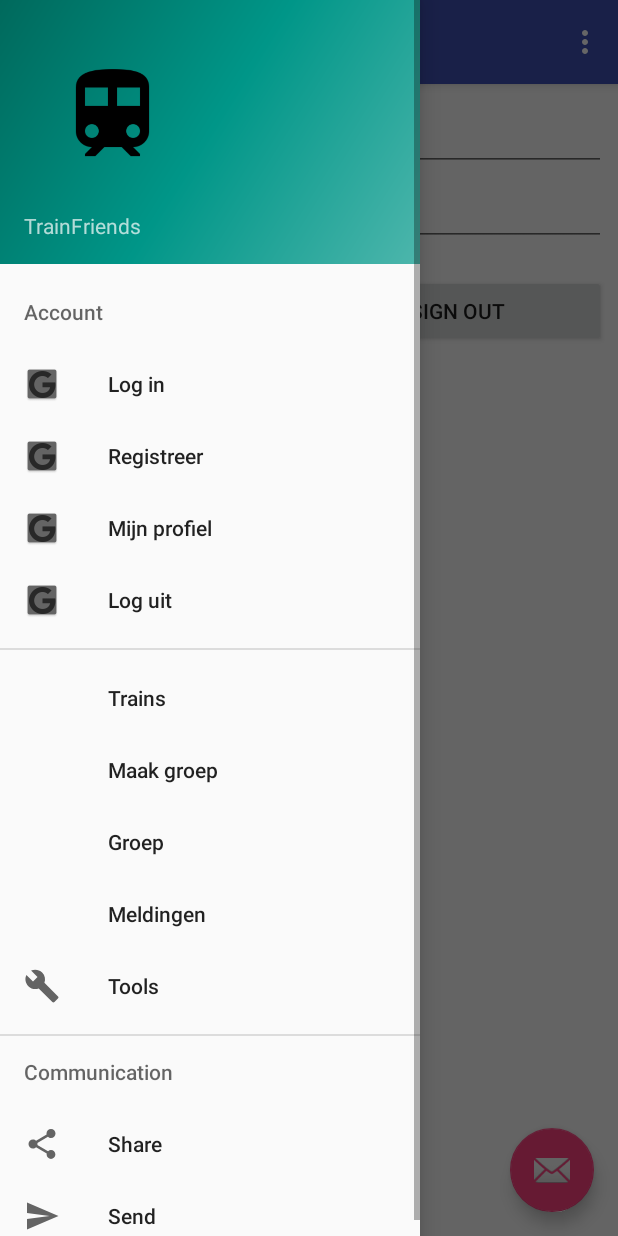
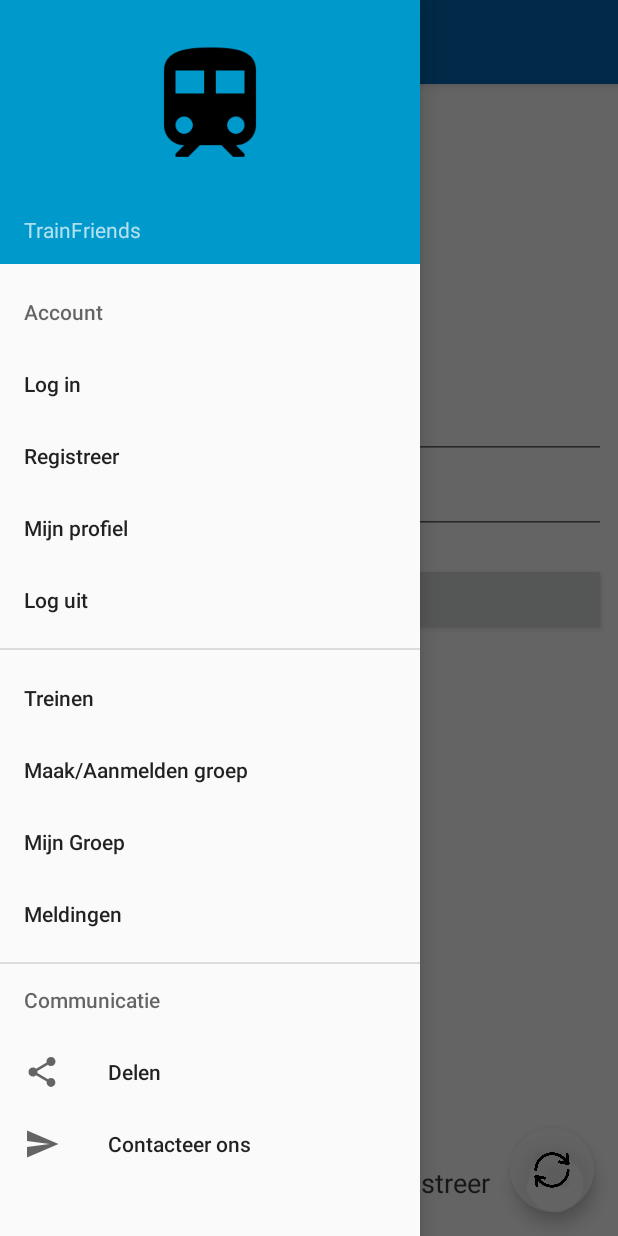
Before and after one commit to yannisarnouts/TrainFriendsFinder1, an Android app: the fragment LoginFragment placed in its activity, with the side drawer open, on a phone screen of 412 x 824 dp. Run offline under Robolectric (Android 15) with nearby library versions, the phone set to English and light mode, and no system bars; our stand-ins replace Firebase (no records; nobody signed in at launch, a user with empty details on screens opened directly); pictures from the network do not load.

Commit message:
beetje design

```diff
--- a/app/src/main/AndroidManifest.xml
+++ b/app/src/main/AndroidManifest.xml
@@ -7,7 +7,7 @@
 
     <application
         android:allowBackup="true"
-        android:icon="@mipmap/ic_launcher"
+        android:icon="@drawable/trainicon"
         android:label="@string/app_name"
         android:roundIcon="@mipmap/ic_launcher_round"
         android:supportsRtl="true"
--- a/app/src/main/java/com/example/yannis/trainfriendsfinder/LoginFragment.java
+++ b/app/src/main/java/com/example/yannis/trainfriendsfinder/LoginFragment.java
@@ -40,8 +40,8 @@ import org.w3c.dom.Text;
  * A simple {@link Fragment} subclass.
  */
 public class LoginFragment extends android.app.Fragment {
-    SignInButton signInButton;
-    Button signOutButton;
+    //SignInButton signInButton;
+    //Button signOutButton;
     TextView statusTextView;
     //GoogleApiClient mGoogleApiClient;
     public static final String TAG = "SignInFragment";
@@ -51,7 +51,7 @@ public class LoginFragment extends android.app.Fragment {
     EditText txtpassw;
     FirebaseAuth mAuth;
     Button btnLogin;
-    MainActivity mainActivity = new MainActivity();
+    FirebaseUser user;
 
     public LoginFragment() {
         // Required empty public constructor
@@ -99,7 +99,7 @@ public class LoginFragment extends android.app.Fragment {
     private void initialiseView() {
         statusTextView = getView().findViewById(R.id.status_textview);
         //signInButton = getView().findViewById(R.id.sign_in_button);
-        signOutButton = getView().findViewById(R.id.signOutButton);
+        //signOutButton = getView().findViewById(R.id.signOutButton);
         btnLogin = getView().findViewById(R.id.btnlogin);
         txtlogin = getView().findViewById(R.id.loginemail);
         txtpassw = getView().findViewById(R.id.loginpassword);
@@ -140,12 +140,18 @@ public class LoginFragment extends android.app.Fragment {
     private void userLogin(){
         final String email = txtlogin.getText().toString();
         String pass = txtpassw.getText().toString();
-
+        final MainActivity mainActivity = new MainActivity();
         mAuth.signInWithEmailAndPassword(email, pass).addOnCompleteListener(new OnCompleteListener<AuthResult>() {
             @Override
             public void onComplete(@NonNull Task<AuthResult> task) {
                 if(task.isSuccessful()){
                     Toast.makeText(getActivity(), "U bent ingelogd!", Toast.LENGTH_LONG).show();
+                    user = mAuth.getCurrentUser();
+                    mainActivity.updateNav();
+                    Intent restartIntent = getActivity().getPackageManager() // getContext
+                            .getLaunchIntentForPackage(getActivity().getPackageName());
+                    restartIntent.addFlags(Intent.FLAG_ACTIVITY_CLEAR_TOP);
+                    startActivity(restartIntent);
                 }else {
                     Toast.makeText(getActivity(), task.getException().getMessage(), Toast.LENGTH_LONG).show();
                 }
--- a/app/src/main/java/com/example/yannis/trainfriendsfinder/SignUpFragment.java
+++ b/app/src/main/java/com/example/yannis/trainfriendsfinder/SignUpFragment.java
@@ -1,6 +1,7 @@
 package com.example.yannis.trainfriendsfinder;
 
 
+import android.content.Intent;
 import android.os.Bundle;
 import android.support.annotation.NonNull;
 import android.support.annotation.Nullable;
@@ -108,6 +109,10 @@ public class SignUpFragment extends android.app.Fragment {
                             if(task.isSuccessful()){
                                 Toast.makeText(getActivity(), "Gebruiker succesvol geregistreerd" , Toast.LENGTH_LONG).show();
                                 addDisplayName();
+                                Intent restartIntent = getActivity().getPackageManager() //getContext
+                                        .getLaunchIntentForPackage(getActivity().getPackageName());
+                                restartIntent.addFlags(Intent.FLAG_ACTIVITY_CLEAR_TOP);
+                                startActivity(restartIntent);
                             }else{
                                 Toast.makeText(getActivity(), "Registreren mislukt", Toast.LENGTH_LONG).show();
                             }
--- a/app/src/main/res/layout/app_bar_main.xml
+++ b/app/src/main/res/layout/app_bar_main.xml
@@ -28,6 +28,7 @@
         android:layout_height="wrap_content"
         android:layout_gravity="bottom|end"
         android:layout_margin="@dimen/fab_margin"
-        app:srcCompat="@android:drawable/ic_dialog_email" />
+        app:backgroundTint="@color/bgwhite"
+        app:srcCompat="@drawable/reload" />
 
 </android.support.design.widget.CoordinatorLayout>
--- a/app/src/main/res/layout/fragment_login.xml
+++ b/app/src/main/res/layout/fragment_login.xml
@@ -9,7 +9,11 @@
         android:layout_width="match_parent"
         android:layout_height="match_parent"
         android:orientation="vertical">
-
+        <ImageView
+            android:layout_width="wrap_content"
+            android:layout_height="wrap_content"
+            android:src="@drawable/trainicon"
+            android:layout_gravity="center"/>
         <EditText
             android:id="@+id/loginemail"
             android:layout_width="match_parent"
@@ -47,14 +51,16 @@
                 android:layout_height="wrap_content"
                 android:layout_weight="1"
                 android:text="Log in" />
-
-            <Button
-                android:id="@+id/signOutButton"
-                android:layout_width="110dp"
-                android:layout_height="wrap_content"
-                android:layout_weight="1"
-                android:text="Sign Out" />
-
         </LinearLayout>
     </LinearLayout>
+    <TextView
+        android:id="@+id/textViewRegister"
+        android:layout_width="match_parent"
+        android:layout_height="wrap_content"
+        android:padding="15dp"
+        android:text="Nog geen account? Registreer"
+        android:textAlignment="center"
+        android:textAppearance="@style/Base.TextAppearance.AppCompat.Medium"
+        android:textColor="@color/colorAccent"
+        android:layout_gravity="bottom"/>
 </FrameLayout>
--- a/app/src/main/res/layout/nav_header_main.xml
+++ b/app/src/main/res/layout/nav_header_main.xml
@@ -3,7 +3,7 @@
     xmlns:app="http://schemas.android.com/apk/res-auto"
     android:layout_width="match_parent"
     android:layout_height="@dimen/nav_header_height"
-    android:background="@drawable/side_nav_bar"
+    android:background="@android:color/holo_blue_dark"
     android:gravity="bottom"
     android:orientation="vertical"
     android:paddingBottom="@dimen/activity_vertical_margin"
@@ -14,8 +14,9 @@
 
     <ImageView
         android:id="@+id/imageView"
-        android:layout_width="118dp"
-        android:layout_height="81dp"
+        android:layout_width="wrap_content"
+        android:layout_height="100dp"
+        android:layout_gravity="top|center"
         android:paddingTop="@dimen/nav_header_vertical_spacing"
         app:srcCompat="@drawable/trainicon" />
 
@@ -24,7 +25,7 @@
         android:layout_width="match_parent"
         android:layout_height="wrap_content"
         android:paddingTop="@dimen/nav_header_vertical_spacing"
-        android:text="Android Studio"
+        android:text="Yannis Arnouts"
         android:textAppearance="@style/TextAppearance.AppCompat.Body1" />
 
     <TextView
--- a/app/src/main/res/menu/activity_main_drawer.xml
+++ b/app/src/main/res/menu/activity_main_drawer.xml
@@ -6,51 +6,43 @@
         <menu>
             <item
                 android:id="@+id/login"
-                android:icon="@drawable/common_google_signin_btn_icon_light"
                 android:title="Log in"/>
             <item
                 android:id="@+id/signUp"
-                android:icon="@drawable/common_google_signin_btn_icon_light"
                 android:title="Registreer"/>
             <item
                 android:id="@+id/profiel"
-                android:icon="@drawable/common_google_signin_btn_icon_light"
                 android:title="Mijn profiel"/>
             <item
                 android:id="@+id/loguit"
-                android:icon="@drawable/common_google_signin_btn_icon_light"
                 android:title="Log uit"/>
         </menu>
     </item>
     <group android:checkableBehavior="single">
         <item
             android:id="@+id/trainsButton"
-            android:title="Trains" />
+            android:title="Treinen" />
         <item
-            android:title="Maak groep"
+            android:title="Maak/Aanmelden groep"
             android:id="@+id/creategroup"/>
         <item
             android:id="@+id/nav_groep"
-            android:title="Groep" />
+            android:title="Mijn Groep" />
         <item
             android:id="@+id/meldingen"
             android:title="Meldingen" />
-        <item
-            android:id="@+id/nav_manage"
-            android:icon="@drawable/ic_menu_manage"
-            android:title="Tools" />
     </group>
 
-    <item android:title="Communication">
+    <item android:title="Communicatie">
         <menu>
             <item
                 android:id="@+id/nav_share"
                 android:icon="@drawable/ic_menu_share"
-                android:title="Share" />
+                android:title="Delen" />
             <item
                 android:id="@+id/nav_send"
                 android:icon="@drawable/ic_menu_send"
-                android:title="Send" />
+                android:title="Contacteer ons" />
         </menu>
     </item>
 
--- a/app/src/main/res/menu/main.xml
+++ b/app/src/main/res/menu/main.xml
@@ -1,9 +1,4 @@
 <?xml version="1.0" encoding="utf-8"?>
 <menu xmlns:android="http://schemas.android.com/apk/res/android"
     xmlns:app="http://schemas.android.com/apk/res-auto">
-    <item
-        android:id="@+id/action_settings"
-        android:orderInCategory="100"
-        android:title="@string/action_settings"
-        app:showAsAction="never" />
 </menu>
--- a/app/src/main/res/values/colors.xml
+++ b/app/src/main/res/values/colors.xml
@@ -1,7 +1,7 @@
 <?xml version="1.0" encoding="utf-8"?>
 <resources>
-    <color name="colorPrimary">#3F51B5</color>
+    <color name="colorPrimary">#006ab3</color>
     <color name="colorPrimaryDark">#303F9F</color>
-    <color name="colorAccent">#ff4081</color>
-    <color name="bgwhite">#B4FAFAFA</color>
+    <color name="colorAccent">#3a3a3a</color>
+    <color name="bgwhite">#b4fafafa</color>
 </resources>
```
Also changed, not shown: app/src/main/java/com/example/yannis/trainfriendsfinder/MainActivity.java (+12 -4 lines), app/src/main/res/layout/fragment_sign_up.xml (+6 -5 lines), app/src/main/res/drawable/reload.png (added).
